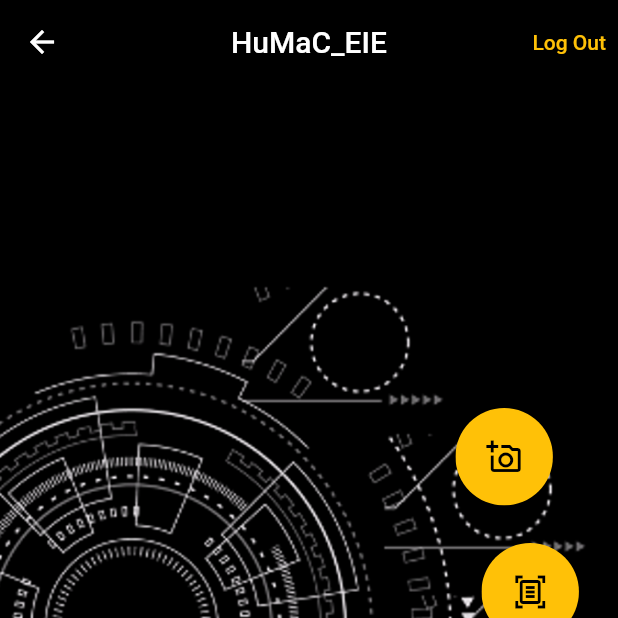
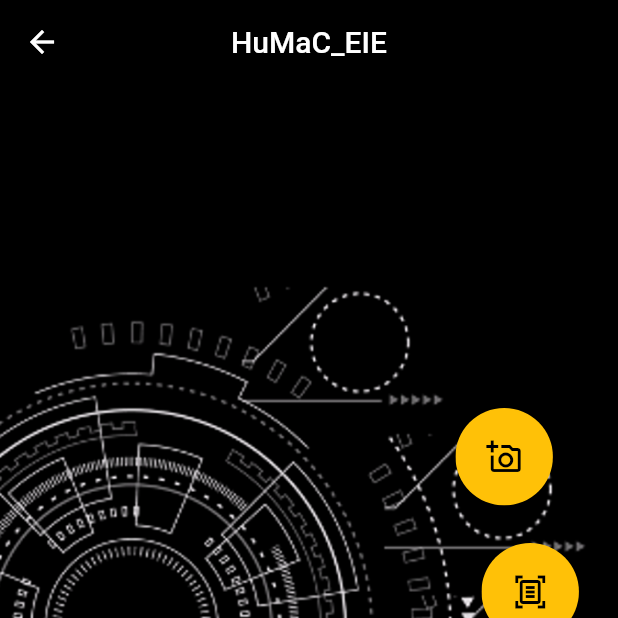
Before and after one commit to aadarshjain/AR-VR, a Flutter app: the HomePage screen opened directly, on a phone screen of 412 x 824 dp, the top half of it. Run offline on Flutter 3.47's test engine with Material 2 defaults, Android fonts, the phone set to English and light mode, and no system bars; our stand-ins replace image_picker, popover; missing offline and left inert: system_settings.

```diff
--- a/lib/homepage.dart
+++ b/lib/homepage.dart
@@ -26,14 +26,14 @@ class _HomePageState extends State<HomePage> {
         ),
         centerTitle: true,
         backgroundColor: Colors.black,
-        actions: [
-          TextButton(
-            onPressed: () {
-              Navigator.pop(context);
-            },
-            child: Text('Log Out', style: TextStyle(color: Colors.amber)),
-          ),
-        ],
+        // actions: [
+        //   TextButton(
+        //     onPressed: () {
+        //       Navigator.pop(context);
+        //     },
+        //     child: Text('Log Out', style: TextStyle(color: Colors.amber)),
+        //   ),
+        // ],
       ),
       body: Stack(
         fit: StackFit.expand,
--- a/lib/main.dart
+++ b/lib/main.dart
@@ -3,7 +3,7 @@ import 'package:humac/homepage.dart';
 import 'login.dart';
 
 void main() {
-  runApp(MaterialApp(debugShowCheckedModeBanner: false, home: Login()));
+  runApp(MaterialApp(debugShowCheckedModeBanner: false, home: HomePage()));
 }
 
 class MyApp extends StatelessWidget {
```
